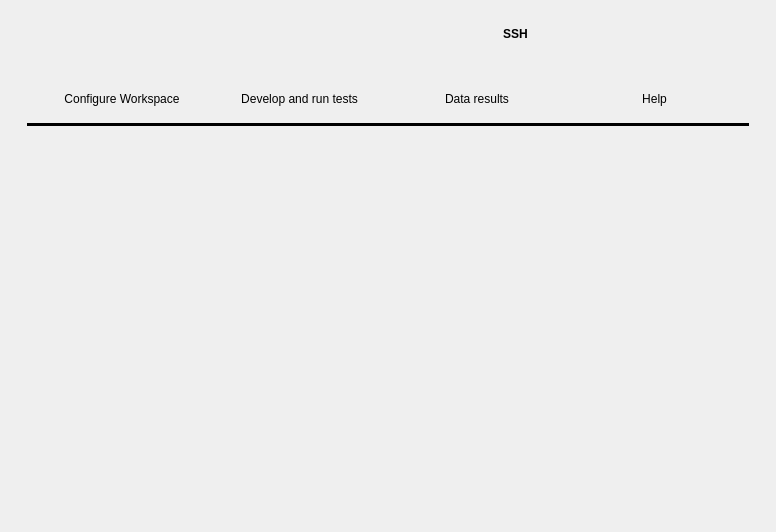
Before: the Qt Designer form GUI/IPTC_GUI.ui in rrios19/mci_iptc, drawn with Qt 5.
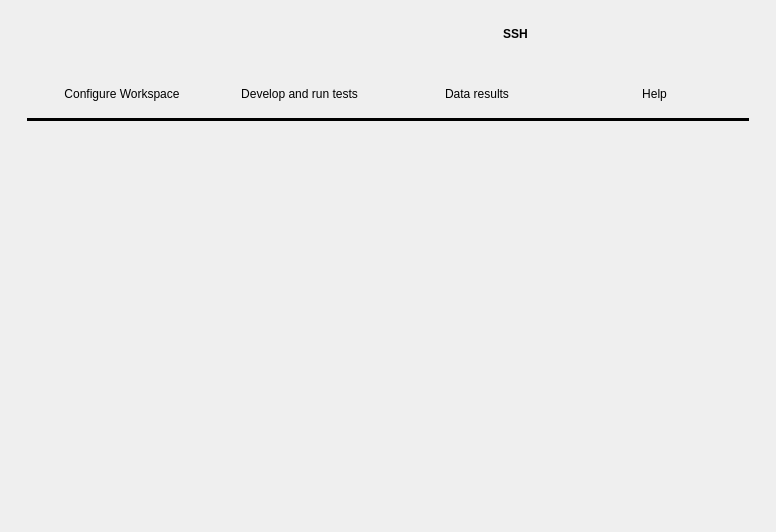
After: the same form once the commit is applied. Icons and pictures are not drawn.

What changed in the file:
```diff
--- a/GUI/IPTC_GUI.ui
+++ b/GUI/IPTC_GUI.ui
@@ -1015,7 +1015,7 @@
             <property name="maximumSize">
              <size>
               <width>16777215</width>
-              <height>300</height>
+              <height>500</height>
              </size>
             </property>
             <property name="frameShape">
```
Left out of the diff: 39 changed lines with no effect on the pictures.
